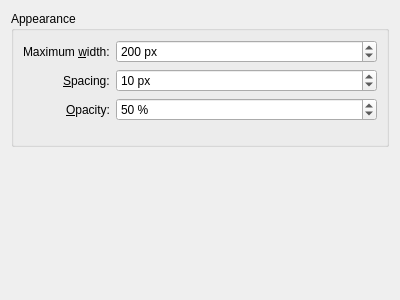
Above: effects/thumbnailaside_config.ui from KDE/kwin before the change. Below: the same form after it.
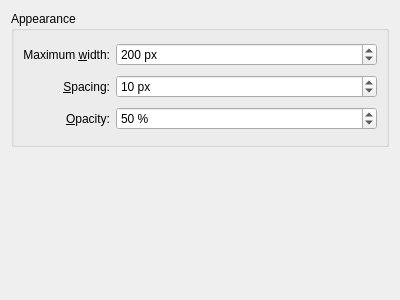
That is the form after the change. Custom widgets are drawn as their Qt base class.

Commit message: Use grid layouts instead of form layouts.

What changed in the file:
```diff
--- a/effects/thumbnailaside_config.ui
+++ b/effects/thumbnailaside_config.ui
@@ -15,15 +15,15 @@
      <property name="title" >
       <string>Appearance</string>
      </property>
-     <layout class="QFormLayout" name="formLayout" >
-      <property name="labelAlignment" >
-       <set>Qt::AlignRight|Qt::AlignTrailing|Qt::AlignVCenter</set>
-      </property>
+     <layout class="QGridLayout" name="gridLayout" >
       <item row="0" column="0" >
        <widget class="QLabel" name="label" >
         <property name="text" >
          <string>Maximum &amp;width:</string>
         </property>
+        <property name="alignment" >
+         <set>Qt::AlignRight|Qt::AlignTrailing|Qt::AlignVCenter</set>
+        </property>
         <property name="buddy" >
          <cstring>spinWidth</cstring>
         </property>
@@ -31,6 +31,12 @@
       </item>
       <item row="0" column="1" >
        <widget class="QSpinBox" name="spinWidth" >
+        <property name="sizePolicy" >
+         <sizepolicy vsizetype="Fixed" hsizetype="Expanding" >
+          <horstretch>0</horstretch>
+          <verstretch>0</verstretch>
+         </sizepolicy>
+        </property>
         <property name="suffix" >
          <string> px</string>
         </property>
@@ -47,6 +53,9 @@
         <property name="text" >
          <string>&amp;Spacing:</string>
         </property>
+        <property name="alignment" >
+         <set>Qt::AlignRight|Qt::AlignTrailing|Qt::AlignVCenter</set>
+        </property>
         <property name="buddy" >
          <cstring>spinSpacing</cstring>
         </property>
@@ -54,6 +63,12 @@
       </item>
       <item row="1" column="1" >
        <widget class="QSpinBox" name="spinSpacing" >
+        <property name="sizePolicy" >
+         <sizepolicy vsizetype="Fixed" hsizetype="Expanding" >
+          <horstretch>0</horstretch>
+          <verstretch>0</verstretch>
+         </sizepolicy>
+        </property>
         <property name="suffix" >
          <string> px</string>
         </property>
@@ -70,6 +85,9 @@
         <property name="text" >
          <string>&amp;Opacity:</string>
         </property>
+        <property name="alignment" >
+         <set>Qt::AlignRight|Qt::AlignTrailing|Qt::AlignVCenter</set>
+        </property>
         <property name="buddy" >
          <cstring>spinOpacity</cstring>
         </property>
@@ -77,6 +95,12 @@
       </item>
       <item row="2" column="1" >
        <widget class="QSpinBox" name="spinOpacity" >
+        <property name="sizePolicy" >
+         <sizepolicy vsizetype="Fixed" hsizetype="Expanding" >
+          <horstretch>0</horstretch>
+          <verstretch>0</verstretch>
+         </sizepolicy>
+        </property>
         <property name="suffix" >
          <string> %</string>
         </property>
```
The commit also changes 15 other files.
